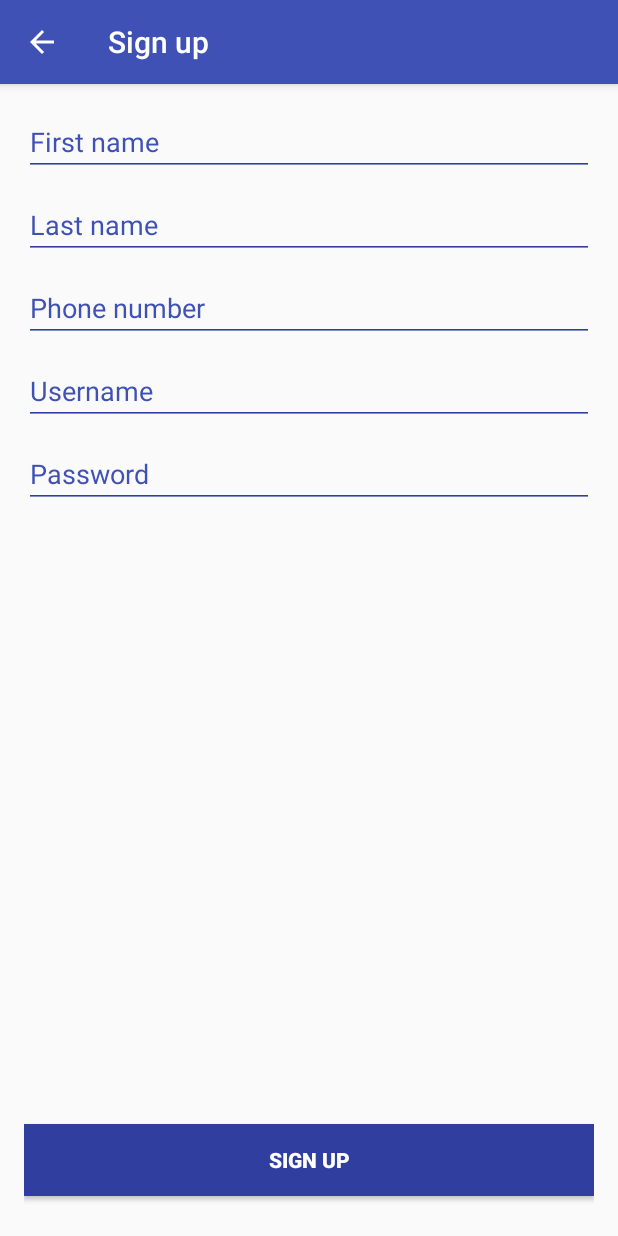
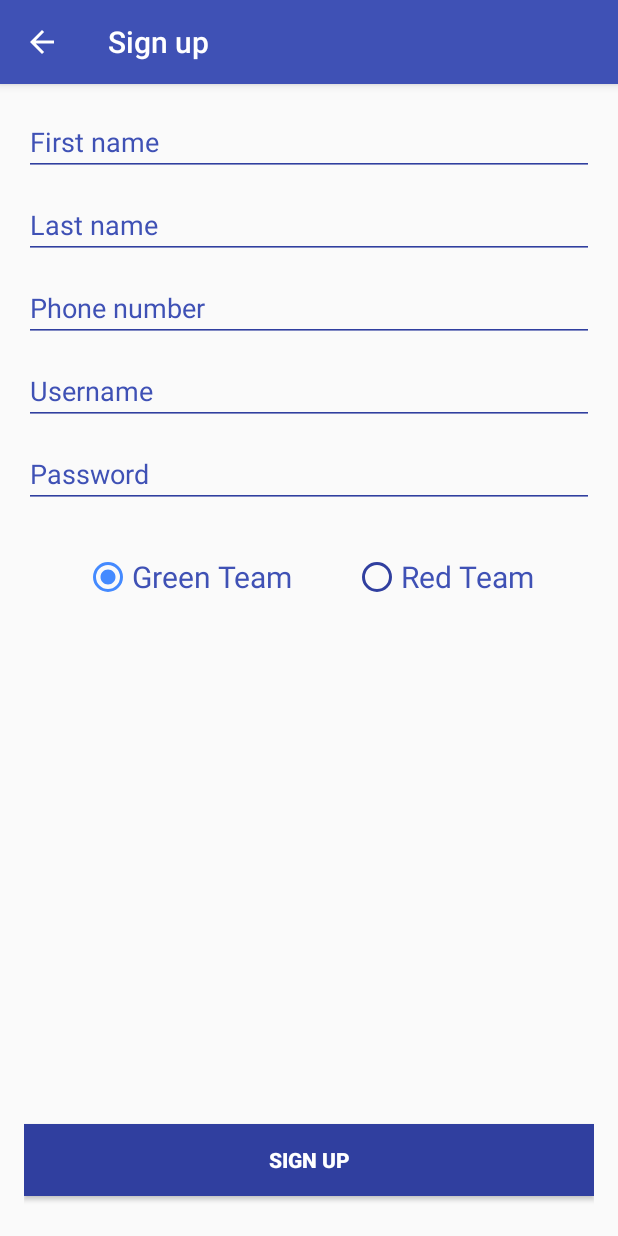
Before and after one commit to jovan-kostic/Mosis, an Android app: the SignUpActivity screen opened directly, with no data from a screen before it, on a phone screen of 412 x 824 dp. Run offline under Robolectric (Android 15) with nearby library versions, the phone set to English and light mode, and no system bars.

Commit message:
Dodavanje timova (Green i Red)

```diff
--- a/FriendLocator/src/main/java/com/example/kostic/firstapp/LoginActivity.java
+++ b/FriendLocator/src/main/java/com/example/kostic/firstapp/LoginActivity.java
@@ -80,12 +80,13 @@ public class LoginActivity extends AppCompatActivity {
         return valid;
     }
 
-    public void startMain()
+    public void startMain(String team)
     {
         Intent open_main = new Intent();
         open_main.setAction("com.example.kostic.firstapp.Main");
         open_main.addCategory("android.intent.category.DEFAULT");
         open_main.putExtra("username", username);
+        open_main.putExtra("team",team);
         startActivity(open_main);
         finish();
     }
--- a/FriendLocator/src/main/res/layout/activity_main.xml
+++ b/FriendLocator/src/main/res/layout/activity_main.xml
@@ -30,6 +30,6 @@
         android:layout_height="wrap_content"
         android:layout_gravity="bottom|end"
         android:layout_margin="@dimen/fab_margin"
-        android:src="@mipmap/ic_content" />
+        android:src="@mipmap/green_flag"/>
 
 </android.support.design.widget.CoordinatorLayout>
--- a/FriendLocator/src/main/res/layout/content_sign_up.xml
+++ b/FriendLocator/src/main/res/layout/content_sign_up.xml
@@ -82,6 +82,38 @@
                 android:textColorHint="@color/colorPrimary"
                 android:textColor="@color/colorPrimary" />
 
+        <LinearLayout
+            android:id="@+id/ll4"
+            android:layout_width="match_parent"
+            android:layout_height="wrap_content"
+            android:layout_marginTop="20dp"
+            android:layout_marginBottom="20dp"
+            android:gravity="top|center">
+            <RadioGroup
+                android:layout_width="match_parent"
+                android:layout_height="wrap_content"
+                android:orientation="horizontal"
+                android:gravity="top|center"
+                android:checkedButton="@+id/green">
+                <RadioButton android:id="@+id/green"
+                    android:layout_width="wrap_content"
+                    android:layout_height="wrap_content"
+                    android:layout_marginRight="20dp"
+                    android:textSize="20dp"
+                    android:text="Green Team"
+                    android:textColor="@color/colorPrimary"
+                    android:onClick="onRadioButtonClicked"/>
+                <RadioButton android:id="@+id/red"
+                    android:layout_width="wrap_content"
+                    android:layout_height="wrap_content"
+                    android:layout_marginLeft="20dp"
+                    android:textSize="20dp"
+                    android:text="Red Team"
+                    android:textColor="@color/colorPrimary"
+                    android:onClick="onRadioButtonClicked"/>
+            </RadioGroup>
+        </LinearLayout>
+
             <LinearLayout
                 android:id="@+id/ll3"
                 android:layout_width="match_parent"
--- a/FriendLocator/src/main/res/values/colors.xml
+++ b/FriendLocator/src/main/res/values/colors.xml
@@ -4,6 +4,10 @@
     <color name="colorPrimaryDark">#303F9F</color>
     <color name="colorAccent">#448AFF</color>
     <color name="colorAccentTransparent">#bb448aff</color>
-    <color name="colorRed">#4bf91512</color>
+    <color name="colorGray">#4b646464</color>
     <color name="colorGrayTransparent">#07c81206</color>
+    <color name="colorRed">#a1ff0000</color>
+    <color name="colorRedTransparent">#1eff0000</color>
+    <color name="colorGreen">#a100ff00</color>
+    <color name="colorGreenTransparent">#1e00ff00</color>
 </resources>
--- a/FriendLocator/src/main/res/values/strings.xml
+++ b/FriendLocator/src/main/res/values/strings.xml
@@ -1,7 +1,7 @@
 <resources>
-    <string name="app_name">Friend Locator</string>
+    <string name="app_name">City conqueror</string>
     <string name="title_activity_signup">Sign up</string>
-    <string name="title_activity_main">Home</string>
+    <string name="title_activity_main">Battlefield</string>
     <string name="title_activity_profile">Profile</string>
     <string name="title_activity_rank">Rank</string>
     <string name="action_profile">Profile</string>
```
Also changed, not shown: FriendLocator/src/main/java/com/example/kostic/firstapp/AddMarkerTask.java (+13 -6 lines), FriendLocator/src/main/java/com/example/kostic/firstapp/BackgroundTask.java (+20 -9 lines), FriendLocator/src/main/java/com/example/kostic/firstapp/EventMarker.java (+8 -1 lines), FriendLocator/src/main/java/com/example/kostic/firstapp/GetMarkerTask.java (+28 -6 lines), FriendLocator/src/main/java/com/example/kostic/firstapp/MainActivity.java (+13 -5 lines), FriendLocator/src/main/java/com/example/kostic/firstapp/SignUpActivity.java (+19 -2 lines), FriendLocator/src/main/ic_launcher-web.png, FriendLocator/src/main/res/mipmap-hdpi/ic_launcher.png, FriendLocator/src/main/res/mipmap-mdpi/ic_launcher.png, FriendLocator/src/main/res/mipmap-xhdpi/ic_launcher.png, FriendLocator/src/main/res/mipmap-xxhdpi/ic_launcher.png, FriendLocator/src/main/res/mipmap-xxxhdpi/ic_launcher.png, 1 other file.
